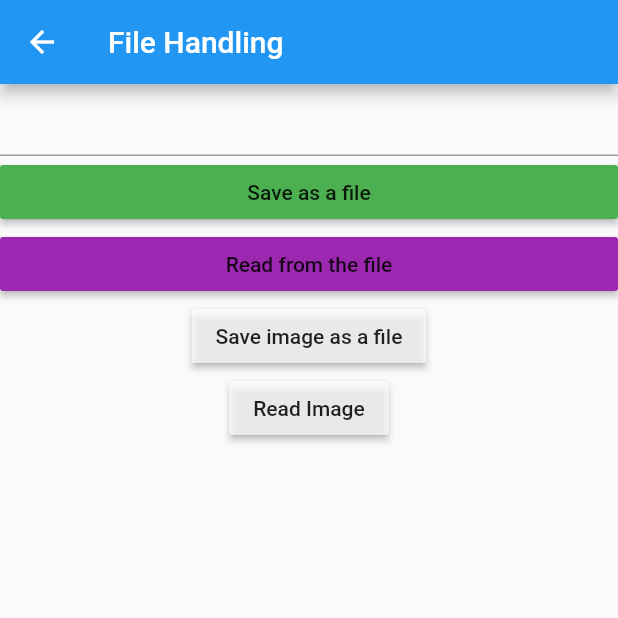
After one commit to nischal08/firebase_gca, a Flutter app: the HomePage screen opened directly, on a phone screen of 412 x 824 dp, the top half of it. The commit adds this screen. Run offline on Flutter 3.47's test engine with Material 2 defaults, Android fonts, the phone set to English and light mode, and no system bars; our stand-ins replace cloud_firestore, firebase_auth, firebase_core, firebase_messaging, firebase_storage, get and 2 more; accounts and stored records are empty; network calls fail.

Commit message:
implemented local file handling

```diff
--- /dev/null
+++ b/lib/localfilehanding/fileWrite&ReadLocal.dart
@@ -0,0 +1,106 @@
+import 'dart:io';
+
+import 'package:flutter/material.dart';
+import 'package:path_provider/path_provider.dart';
+
+class HomePage extends StatefulWidget {
+  @override
+  _HomePageState createState() => _HomePageState();
+}
+
+class _HomePageState extends State<HomePage> {
+  TextEditingController fieldController = TextEditingController();
+  String fileName = "Sample.txt";
+  @override
+  Widget build(BuildContext context) {
+    return Scaffold(
+      appBar: AppBar(
+        title: Text("File Handling"),
+      ),
+      body: _body(),
+    );
+  }
+
+  Widget _body() {
+    return Column(
+      children: [_field(), _saveBtn(), _readBtn(), _saveImage(), _readImage()],
+    );
+  }
+
+  Widget _saveBtn() {
+    return MaterialButton(
+      onPressed: () {
+        _fileWrite();
+      },
+      minWidth: double.infinity,
+      color: Colors.green,
+      child: Text("Save as a file"),
+    );
+  }
+
+  Widget _saveImage() {
+    return MaterialButton(
+      color: Colors.white70,
+      onPressed: () {
+        String imgUrl =
+            "https://upload.wikimedia.org/wikipedia/commons/thumb/6/69/How_to_use_icon.svg/1200px-How_to_use_icon.svg.png";
+        Image img = Image.network(imgUrl);
+      },
+      child: Text("Save image as a file"),
+    );
+  }
+
+  Widget _readImage() {
+    return MaterialButton(
+      color: Colors.white70,
+      onPressed: () {},
+      child: Text("Read Image"),
+    );
+  }
+
+  _fileWrite() async {
+    Directory directory = await getApplicationDocumentsDirectory();
+    ListFiles(directory);
+
+    String filePath = directory.path + "/" + fileName;
+    String fileData = fieldController.text;
+    print("writing into file .......\n");
+    File file = File(filePath);
+    file.writeAsStringSync(fileData);
+    print("Finished writing .......\n");
+    ListFiles(directory);
+    // File(filePath).writeAsStringSync(fileData);
+  }
+
+  ListFiles(Directory directory) {
+    List<FileSystemEntity> fileList = directory.listSync();
+    for (FileSystemEntity each in fileList) {
+      print(each.path);
+    }
+  }
+
+  _fileRead() {
+    String filePath =
+        "/data/user/0/com.nirajkaranjeet.firebase_gca/app_flutter/Sample.txt";
+    File file = File(filePath);
+    String readText = file.readAsStringSync();
+    print(readText);
+  }
+
+  Widget _readBtn() {
+    return MaterialButton(
+      onPressed: () {
+        _fileRead();
+      },
+      minWidth: double.infinity,
+      color: Colors.purple,
+      child: Text("Read from the file"),
+    );
+  }
+
+  Widget _field() {
+    return TextField(
+      controller: fieldController,
+    );
+  }
+}
--- a/lib/main.dart
+++ b/lib/main.dart
@@ -1,5 +1,5 @@
 import 'package:firebase_core/firebase_core.dart';
-import 'package:firebase_gca/screensCloudMessage/myHome.dart';
+import 'package:firebase_gca/sqlite/sqliteExample.dart';
 import 'package:flutter/material.dart';
 import 'package:get/get.dart';
 
@@ -22,7 +22,7 @@ class MyApp extends StatelessWidget {
         // closer together (more dense) than on mobile platforms.
         visualDensity: VisualDensity.adaptivePlatformDensity,
       ),
-      home: MyHome(),
+      home: SqliteExample(),
     );
   }
 }
--- a/pubspec.yaml
+++ b/pubspec.yaml
@@ -35,6 +35,11 @@ dependencies:
   firebase_auth: ^0.18.4+1
   firebase_messaging: ^7.0.3
   http: ^0.12.2
+  image_picker: ^0.6.7+17
+  firebase_storage: ^4.0.1
+  path_provider: ^1.6.24
+  sqflite: ^1.3.2+1
+
 
 
 dev_dependencies:
```
Also changed, not shown: lib/sqlite/sqliteExample.dart (added, +22 -0 lines), lib/upload_file_screens/file_upload.dart (added, +97 -0 lines), pubspec.lock.
